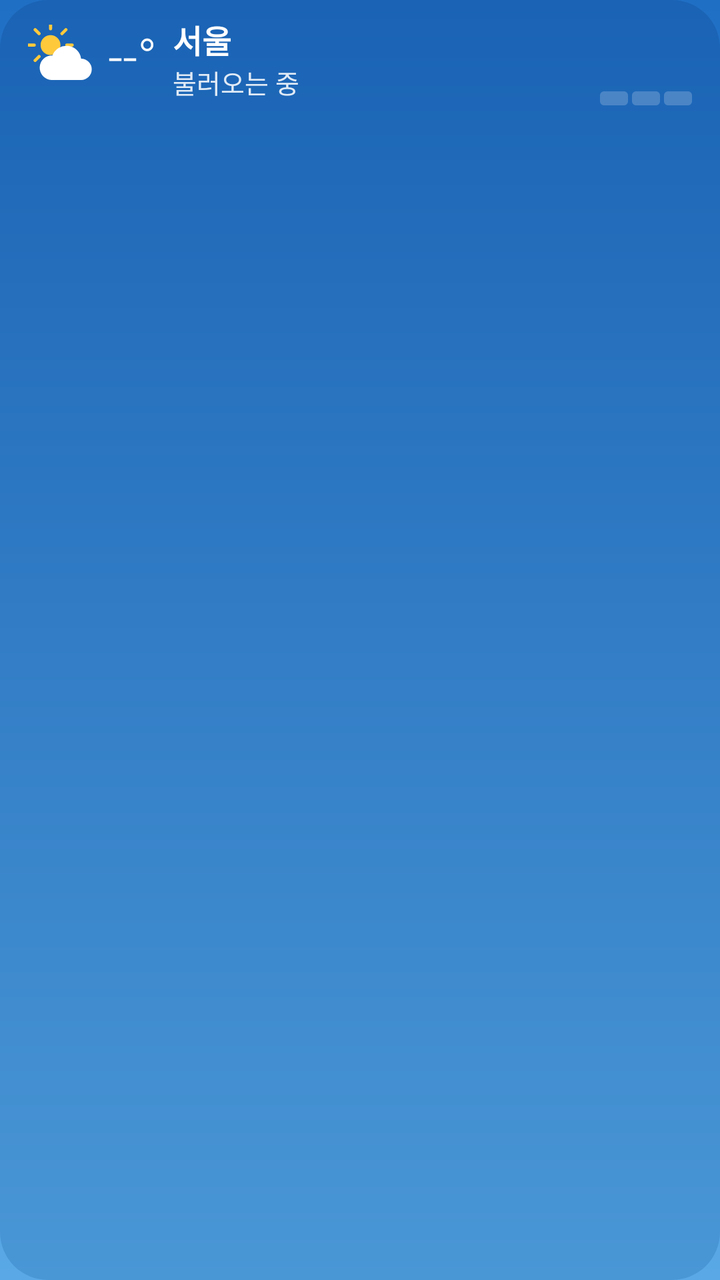
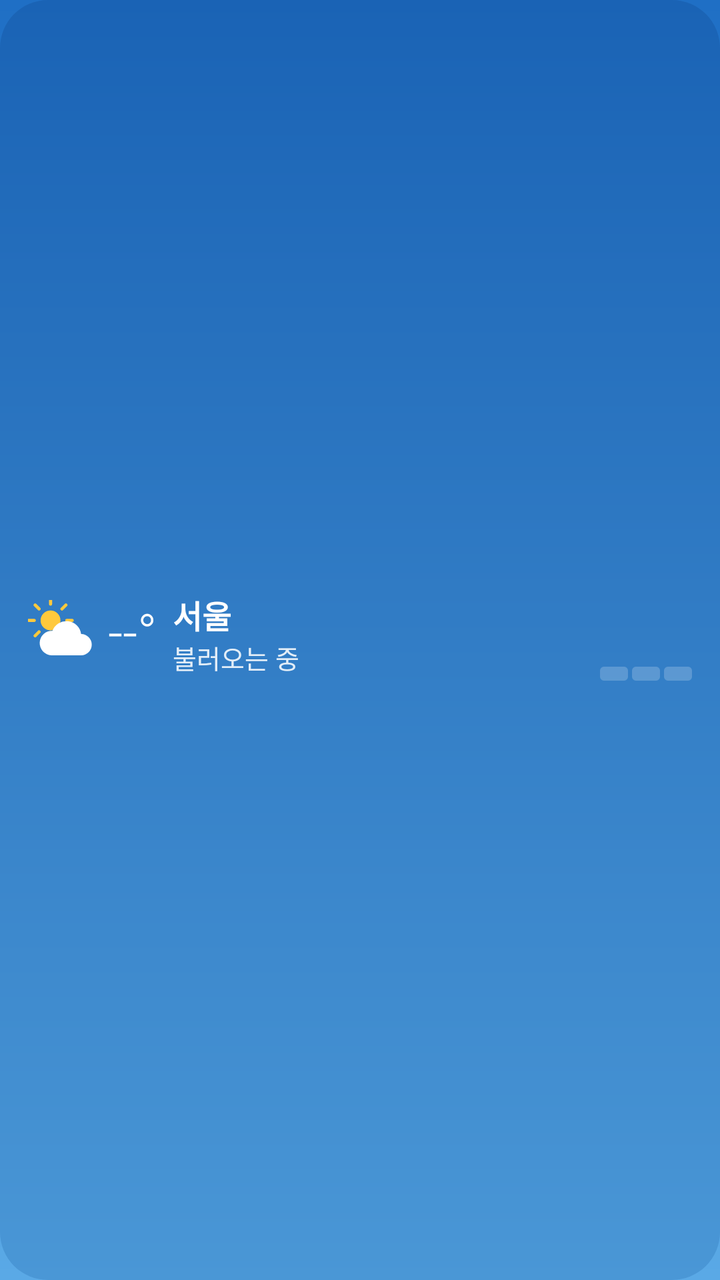

The first picture is an Android layout as it rendered before a commit; the second is the same layout after the commit. The layout source and the unified diff follow.
<!-- AndroidManifest.xml: application theme AppTheme -->
<!-- res/layout/widget_bar.xml -->
<?xml version="1.0" encoding="utf-8"?>
<FrameLayout xmlns:android="http://schemas.android.com/apk/res/android"
    android:id="@+id/root" android:layout_width="match_parent" android:layout_height="match_parent">
    <ImageView android:id="@+id/bg" android:layout_width="match_parent" android:layout_height="match_parent"
        android:scaleType="fitXY" android:src="@drawable/bg_clear_day" android:importantForAccessibility="no"/>
    <LinearLayout android:id="@+id/content" android:layout_width="match_parent" android:layout_height="match_parent"
        android:orientation="vertical"
        android:paddingStart="14dp" android:paddingEnd="14dp" android:paddingTop="6dp" android:paddingBottom="5dp">

        
        <LinearLayout android:layout_width="match_parent" android:layout_height="wrap_content"
            android:orientation="horizontal" android:gravity="center_vertical">
            <ImageView android:id="@+id/icon" android:layout_width="34dp" android:layout_height="34dp" android:src="@drawable/ic_w_partly_day"/>
            <TextView android:id="@+id/temp" android:layout_width="wrap_content" android:layout_height="wrap_content"
                android:layout_marginStart="6dp" android:text="--°" android:textColor="#FFFFFF" android:textSize="26sp"
                android:fontFamily="sans-serif-light" android:maxLines="1" android:includeFontPadding="false"/>
            <LinearLayout android:layout_width="wrap_content" android:layout_height="wrap_content"
                android:layout_marginStart="8dp" android:orientation="vertical">
                <TextView android:id="@+id/city" android:layout_width="wrap_content" android:layout_height="wrap_content"
                    android:maxWidth="110dp" android:text="서울" android:textColor="#FFFFFF" android:textSize="16sp" android:textStyle="bold"
                    android:maxLines="1" android:ellipsize="end" android:includeFontPadding="false"/>
                <TextView android:id="@+id/cond" android:layout_width="wrap_content" android:layout_height="wrap_content"
                    android:text="불러오는 중" android:textColor="#DDFFFFFF" android:textSize="13sp" android:maxLines="1" android:ellipsize="end"/>
            </LinearLayout>
            <TextView android:id="@+id/tip" android:layout_width="0dp" android:layout_weight="1" android:layout_height="wrap_content"
                android:layout_marginStart="8dp" android:layout_marginEnd="6dp" android:gravity="center"
                android:text="" android:textColor="#FFFFFF" android:textSize="12sp" android:maxLines="3" android:ellipsize="end"
                android:lineBreakWordStyle="phrase" android:includeFontPadding="false"/>
            <LinearLayout android:layout_width="wrap_content" android:layout_height="wrap_content"
                android:orientation="vertical" android:gravity="end">
                <TextView android:id="@+id/hl" android:layout_width="wrap_content" android:layout_height="wrap_content"
                    android:text="" android:textColor="#FFFFFF" android:textSize="14sp" android:maxLines="1"/>
                <TextView android:id="@+id/dust" android:layout_width="wrap_content" android:layout_height="wrap_content"
                    android:text="" android:textColor="#DDFFFFFF" android:textSize="13sp" android:maxLines="1"/>
                <LinearLayout android:id="@+id/meter" android:layout_width="wrap_content" android:layout_height="wrap_content"
                    android:layout_marginTop="3dp" android:orientation="horizontal">
                    <ImageView android:id="@+id/m1" android:layout_width="14dp" android:layout_height="7dp" android:scaleType="fitXY" android:src="@drawable/cell_off"/>
                    <ImageView android:id="@+id/m2" android:layout_width="14dp" android:layout_height="7dp" android:layout_marginStart="2dp" android:scaleType="fitXY" android:src="@drawable/cell_off"/>
                    <ImageView android:id="@+id/m3" android:layout_width="14dp" android:layout_height="7dp" android:layout_marginStart="2dp" android:scaleType="fitXY" android:src="@drawable/cell_off"/>
                </LinearLayout>
            </LinearLayout>
        </LinearLayout>

        
        <TextView android:layout_width="match_parent" android:layout_height="0dp" android:layout_weight="1"/>

        
        <LinearLayout android:id="@+id/week" android:layout_width="match_parent" android:layout_height="wrap_content"
            android:orientation="horizontal"/>
    </LinearLayout>
</FrameLayout>
<!-- resources referenced by this layout -->
<resources>
  <!-- drawable bg_clear_day (drawable) -->
  <?xml version="1.0" encoding="utf-8"?>
  <shape xmlns:android="http://schemas.android.com/apk/res/android" android:shape="rectangle"><corners android:radius="24dp"/><gradient android:angle="270" android:startColor="#1A63B5" android:endColor="#4A97D6"/></shape>
  <!-- drawable cell_off (drawable) -->
  <?xml version="1.0" encoding="utf-8"?>
  <shape xmlns:android="http://schemas.android.com/apk/res/android" android:shape="rectangle"><corners android:radius="2dp"/><solid android:color="#33FFFFFF"/></shape>
  <!-- drawable ic_w_partly_day (drawable) -->
  <?xml version="1.0" encoding="utf-8"?>
  <vector xmlns:android="http://schemas.android.com/apk/res/android" android:width="64dp" android:height="64dp" android:viewportWidth="64" android:viewportHeight="64"><group android:translateX="-6" android:translateY="-8" android:scaleX="0.85" android:scaleY="0.85"><path android:fillColor="#FFC93C" android:pathData="M32,21a11,11 0,1 1,0 22a11,11 0,1 1,0 -22z"/><path android:strokeColor="#FFC93C" android:strokeWidth="3.5" android:strokeLineCap="round" android:pathData="M32,14L32,8M32,56L32,50M14,32L8,32M56,32L50,32M19.3,19.3L15,15M44.7,44.7L49,49M44.7,19.3L49,15M19.3,44.7L15,49"/></group><group android:translateX="4" android:translateY="6" android:scaleX="1" android:scaleY="1"><path android:fillColor="#FFFFFF" android:pathData="M18,46h28a10,10 0,0 0,0 -20a14,14 0,0 0,-27 -3A11,11 0,0 0,18 46z"/></group></vector>
  <style name="AppTheme" parent="android:Theme.Material.NoActionBar">
      <item name="android:windowBackground">@drawable/ic_launcher_bg</item>
      <item name="android:statusBarColor">#1F6FC5</item>
      <item name="android:navigationBarColor">#5AA9E6</item>
    </style>
  <!-- drawable ic_launcher_bg (drawable) -->
  <?xml version="1.0" encoding="utf-8"?>
  <shape xmlns:android="http://schemas.android.com/apk/res/android"><gradient android:angle="270" android:startColor="#1F6FC5" android:endColor="#5AA9E6"/></shape>
</resources>

<!-- the commit's change to res/layout/widget_bar.xml (unified diff, before → after) -->
@@ -4,8 +4,8 @@
     <ImageView android:id="@+id/bg" android:layout_width="match_parent" android:layout_height="match_parent"
         android:scaleType="fitXY" android:src="@drawable/bg_clear_day" android:importantForAccessibility="no"/>
     <LinearLayout android:id="@+id/content" android:layout_width="match_parent" android:layout_height="match_parent"
-        android:orientation="vertical"
-        android:paddingStart="14dp" android:paddingEnd="14dp" android:paddingTop="6dp" android:paddingBottom="5dp">
+        android:orientation="vertical" android:gravity="center_vertical"
+        android:paddingStart="14dp" android:paddingEnd="14dp" android:paddingTop="6dp" android:paddingBottom="6dp">
 
         
         <LinearLayout android:layout_width="match_parent" android:layout_height="wrap_content"
@@ -42,10 +42,7 @@
         </LinearLayout>
 
         
-        <TextView android:layout_width="match_parent" android:layout_height="0dp" android:layout_weight="1"/>
-
-        
         <LinearLayout android:id="@+id/week" android:layout_width="match_parent" android:layout_height="wrap_content"
-            android:orientation="horizontal"/>
+            android:layout_marginTop="6dp" android:orientation="horizontal"/>
     </LinearLayout>
 </FrameLayout>
